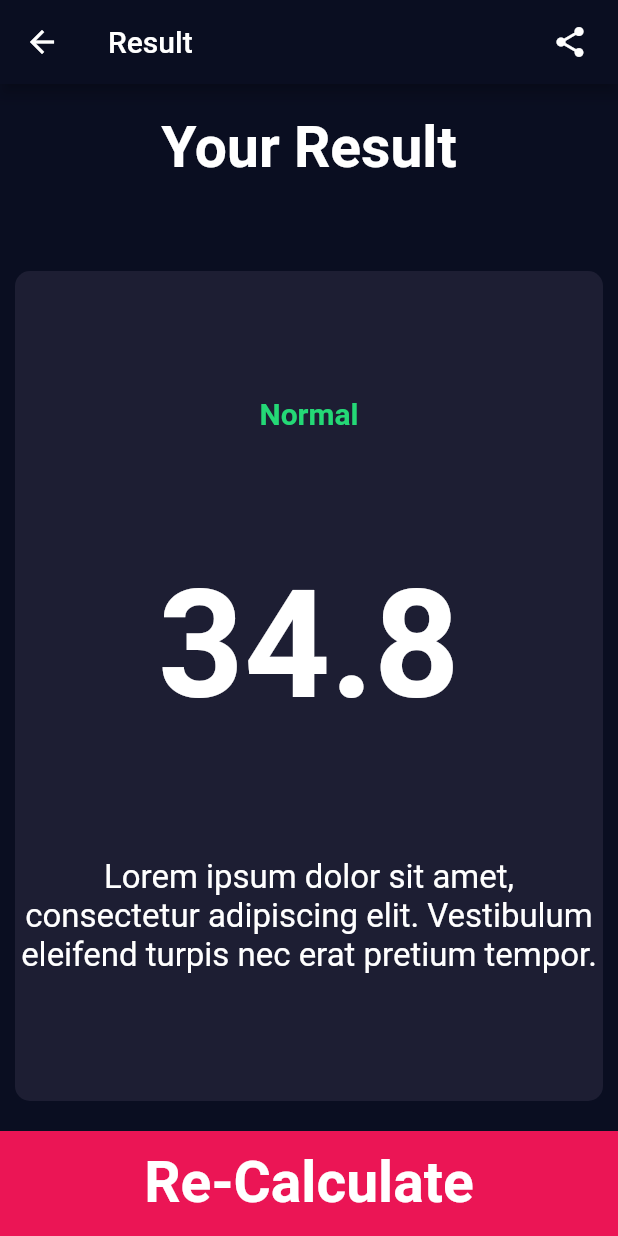
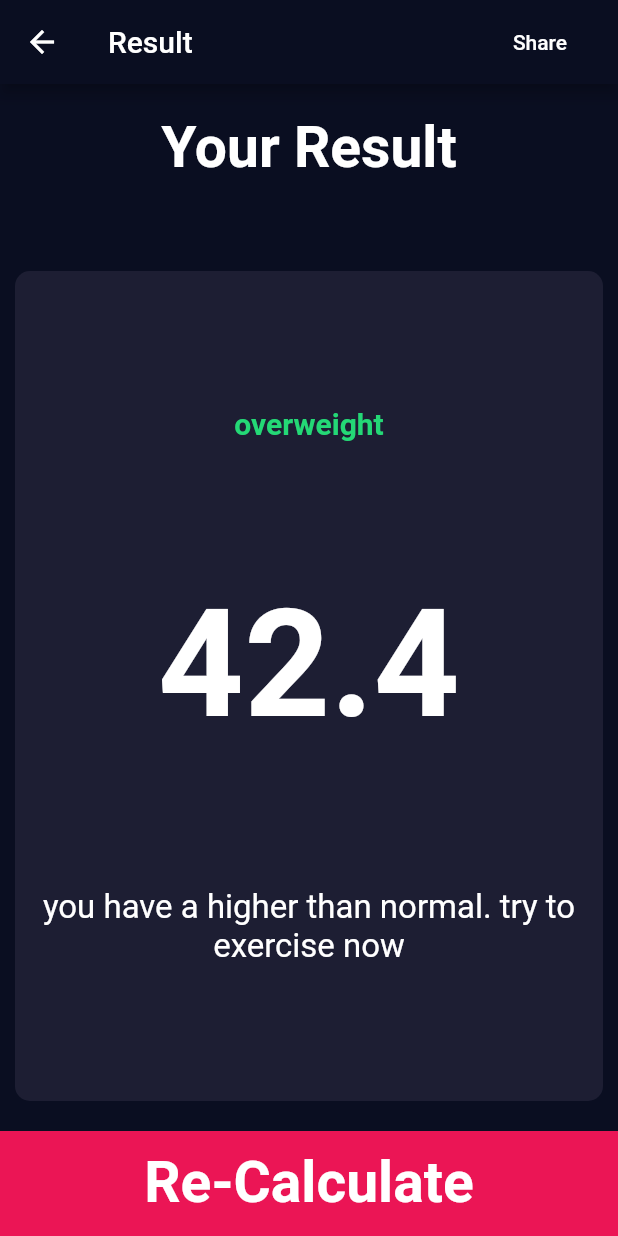
Before and after one commit to Enesdeyeter/bmiCalculatorFlutter, a Flutter app: the screen it shows after launch, after a tap on "Calculate", on a phone screen of 412 x 824 dp. Run offline on Flutter 3.47's test engine with Material 2 defaults, Android fonts, the phone set to English and light mode, and no system bars; our stand-ins replace font_awesome_flutter, settings_ui, share.

Commit message:
functionality added

```diff
--- /dev/null
+++ b/lib/calculator_brain.dart
@@ -0,0 +1,33 @@
+import 'dart:math';
+
+class CalculatorBrain {
+  CalculatorBrain({this.weight, this.height});
+  final int height;
+  final int weight;
+  double _bmi;
+
+  String calculateBMI() {
+    _bmi = weight / pow(height / 100, 2);
+    return _bmi.toStringAsFixed(1);
+  }
+
+  String getResult() {
+    if (_bmi > 25) {
+      return 'overweight';
+    } else if (_bmi > 18.8) {
+      return 'normal';
+    } else {
+      return 'underweight';
+    }
+  }
+
+  String getInterpretation() {
+    if (_bmi > 25) {
+      return 'you have a higher than normal. try to exercise now';
+    } else if (_bmi > 18.8) {
+      return 'you have a normal body. good jop';
+    } else {
+      return 'you have a lower normal body weight. you can eat a bit more';
+    }
+  }
+}
--- a/lib/main.dart
+++ b/lib/main.dart
@@ -12,6 +12,7 @@ class BMICalculator extends StatelessWidget {
       debugShowCheckedModeBanner: false,
       theme: ThemeData.dark().copyWith(
           primaryColor: Color(0XFF0A0E21),
+          accentColor: Color(0XFFEB1555),
           scaffoldBackgroundColor: Color(0XFF0A0E21),
           sliderTheme: SliderTheme.of(context).copyWith(
               inactiveTrackColor: Color(0XFF8D8E98),
--- a/lib/screens/input_page.dart
+++ b/lib/screens/input_page.dart
@@ -1,12 +1,13 @@
-import 'file:///C:/allFlutterProject/bmi_calculator/lib/components/bottom_button.dart';
-import 'file:///C:/allFlutterProject/bmi_calculator/lib/screens/result_page.dart';
 import 'package:bmicalculator/components/RoundIconButton.dart';
+import 'package:bmicalculator/components/bottom_button.dart';
+import 'package:bmicalculator/components/icon_content.dart';
+import 'package:bmicalculator/components/reusable_card.dart';
+import 'package:bmicalculator/screens/result_page.dart';
 import 'package:flutter/material.dart';
 import 'package:font_awesome_flutter/font_awesome_flutter.dart';
-import 'file:///C:/allFlutterProject/bmi_calculator/lib/components/icon_content.dart';
-import 'file:///C:/allFlutterProject/bmi_calculator/lib/components/reusable_card.dart';
 import 'package:bmicalculator/constants.dart';
 import 'settings_page.dart';
+import 'package:bmicalculator/calculator_brain.dart';
 
 enum Gender { Male, Female }
 
@@ -219,9 +220,18 @@ class _InputPageState extends State<InputPage> {
         BottomButton(
           buttonTitle: 'Calculate',
           onPress: () {
+            CalculatorBrain calc =
+                new CalculatorBrain(height: height, weight: weight);
+
             Navigator.push(
               context,
-              MaterialPageRoute(builder: (context) => ResultPage()),
+              MaterialPageRoute(
+                builder: (context) => ResultPage(
+                  bmiResult: calc.calculateBMI(),
+                  resultText: calc.getResult(),
+                  interpretation: calc.getInterpretation(),
+                ),
+              ),
             );
           },
         ),
--- a/lib/screens/result_page.dart
+++ b/lib/screens/result_page.dart
@@ -1,9 +1,19 @@
-import 'file:///C:/allFlutterProject/bmi_calculator/lib/components/bottom_button.dart';
+import 'package:bmicalculator/components/bottom_button.dart';
+import 'package:bmicalculator/components/reusable_card.dart';
 import 'package:bmicalculator/constants.dart';
-import 'file:///C:/allFlutterProject/bmi_calculator/lib/components/reusable_card.dart';
 import 'package:flutter/material.dart';
+import 'package:share/share.dart';
 
 class ResultPage extends StatefulWidget {
+  final String bmiResult;
+  final String resultText;
+  final String interpretation;
+
+  ResultPage(
+      {@required this.bmiResult,
+      @required this.resultText,
+      @required this.interpretation});
+
   @override
   _ResultPageState createState() => _ResultPageState();
 }
@@ -17,9 +27,21 @@ class _ResultPageState extends State<ResultPage> {
         actions: <Widget>[
           Padding(
             padding: EdgeInsets.only(right: 20.0),
-            child: GestureDetector(
-              onTap: () {},
-              child: Icon(Icons.share),
+            child: TextButton(
+              onPressed: () {
+                final RenderBox box = context.findRenderObject();
+                Share.share(
+                    this.widget.bmiResult.toString() + ' this is my BMI result',
+                    subject: 'BMI Calculator - edyco',
+                    sharePositionOrigin:
+                        box.localToGlobal(Offset.zero) & box.size);
+              },
+              child: Text(
+                'Share',
+                style: TextStyle(
+                  color: Colors.white,
+                ),
+              ),
             ),
           ),
         ],
@@ -46,19 +68,19 @@ class _ResultPageState extends State<ResultPage> {
                 children: [
                   Center(
                     child: Text(
-                      'Normal',
+                      this.widget.resultText,
                       style: kResultTextStyle,
                     ),
                   ),
                   Center(
                     child: Text(
-                      '34.8',
+                      this.widget.bmiResult,
                       style: kBMITextStyle,
                     ),
                   ),
                   Center(
                     child: Text(
-                      'Lorem ipsum dolor sit amet, consectetur adipiscing elit. Vestibulum eleifend turpis nec erat pretium tempor. ',
+                      this.widget.interpretation,
                       textAlign: TextAlign.center,
                       style: kBodyTextStyle,
                     ),
```
Also changed, not shown: lib/screens/settings_page.dart (+76 -0 lines), pubspec.yaml (+8 -0 lines), assets/icon.png (added), pubspec.lock, 28 other files.
